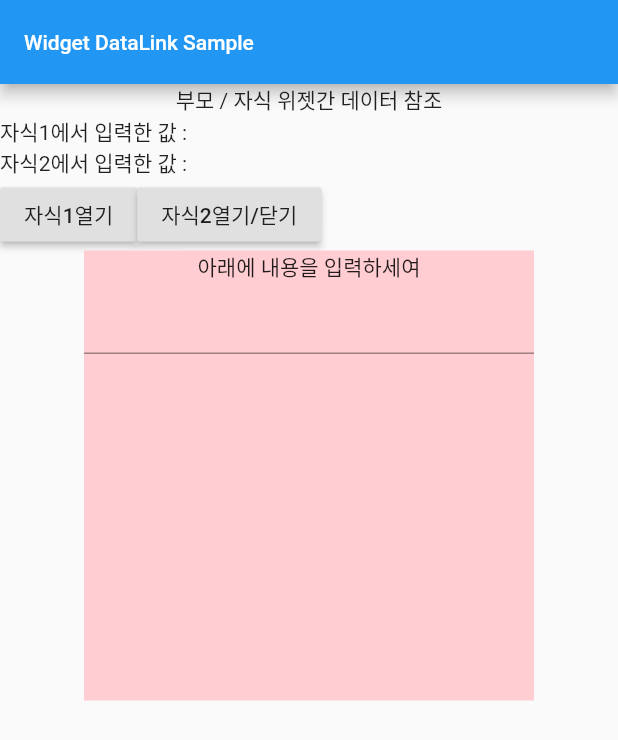
After one commit to baekhj/flutter_widget_sample, a Flutter app: the widgetDataLinkSample screen opened directly, after a tap on "자식2열기/닫기", on a phone screen of 412 x 824 dp. The commit adds this screen. Shown: the top 740 px of the screen. Run offline on Flutter 3.47's test engine with Material 2 defaults, Android fonts, the phone set to English and light mode, and no system bars; our stand-ins replace flutter_secure_storage, toast, tuple; missing offline and left inert: encrypt; accounts and stored records are empty.

Commit message:
WidgetDataLinkSample 자식/부모 위젯간 데이터 참조
Signed-off-by: baekhj <baekhj@arainhr.com>

```diff
--- /dev/null
+++ b/lib/SAMPLE/WIDGET/DATA/WidgetDataLinkSample.dart
@@ -0,0 +1,32 @@
+import 'package:flutter/material.dart';
+import 'package:flutter_widget_sample/SAMPLE/WIDGET/DATA/parentWidget.dart';
+
+class widgetDataLinkSample extends StatefulWidget {
+
+  final String title;
+  final Map<String, dynamic> data;
+
+  widgetDataLinkSample({this.title, this.data});
+
+  @override
+  _widgetDataLinkSampleState createState() => _widgetDataLinkSampleState();
+}
+
+class _widgetDataLinkSampleState extends State<widgetDataLinkSample> {
+  @override
+  Widget build(BuildContext context) {
+    return Scaffold(
+      appBar: AppBar(
+        title: Text(
+          widget.title,
+          style: TextStyle(
+            fontSize: 14,
+          ),
+        ),
+      ),
+      body: StatefulBuilder(
+        builder: (context, setState) => ParentWidget(title: widget.title, data: widget.data,),
+      ),
+    );
+  }
+}
--- /dev/null
+++ b/lib/SAMPLE/WIDGET/DATA/childWidget2.dart
@@ -0,0 +1,31 @@
+import 'package:flutter/material.dart';
+
+class childWidget2 extends StatefulWidget {
+
+  final Function callback;
+
+  const childWidget2({Key key, this.callback}) : super(key: key);
+
+  @override
+  _childWidget2State createState() => _childWidget2State();
+}
+
+class _childWidget2State extends State<childWidget2> {
+
+  @override
+  Widget build(BuildContext context) {
+    return Container(
+      width: 300,
+      height: 300,
+      color: Colors.red[100],
+      child: Column(
+        children: [
+          Text('아래에 내용을 입력하세여'),
+          TextField(
+            onChanged: (value) => widget.callback(value),
+          )
+        ]
+      ),
+    );
+  }
+}
--- /dev/null
+++ b/lib/SAMPLE/WIDGET/DATA/parentWidget.dart
@@ -0,0 +1,86 @@
+import 'package:flutter/material.dart';
+import 'package:flutter_widget_sample/SAMPLE/WIDGET/DATA/childWidget1.dart';
+import 'package:flutter_widget_sample/SAMPLE/WIDGET/DATA/childWidget2.dart';
+
+class ParentWidget extends StatefulWidget {
+
+  final String title;
+  final Map<String, dynamic> data;
+
+  const ParentWidget({Key key, this.title, this.data}) : super(key: key);
+
+  @override
+  _ParentWidgetState createState() => _ParentWidgetState();
+}
+
+class _ParentWidgetState extends State<ParentWidget> {
+  String _child1Text='';
+  String _child2Text='';
+  bool child2Open = false;
+
+  Function child1Return(String text){
+    setState(() {
+      _child1Text = text;
+    });
+  }
+  Function child2Return(String text){
+    setState(() {
+      _child2Text = text;
+    });
+  }
+
+  @override
+  Widget build(BuildContext context) {
+    return Container(
+      width: MediaQuery.of(context).size.width,
+      height: MediaQuery.of(context).size.height,
+      child: SingleChildScrollView(
+        child: Column(
+          children: [
+            Text('부모 / 자식 위젯간 데이터 참조'),
+            Row(
+              children: [
+                Text('자식1에서 입력한 값 : '),
+                Text(_child1Text),
+              ],
+            ),
+            Row(
+              children: [
+                Text('자식2에서 입력한 값 : '),
+                Text(_child2Text),
+              ],
+            ),
+            Row(
+              children: [
+                RaisedButton(
+                  onPressed: () {
+                    Navigator.push(context,
+                        MaterialPageRoute(
+                            builder: (context) => childWidget1(callback: child1Return,)
+                        )
+                    );
+                  },
+                  child: Text('자식1열기'),
+                ),
+                RaisedButton(
+                  onPressed: () {
+                    child2Open = !child2Open;
+                    setState(() {
+                    });
+                  },
+                  child: Text('자식2열기/닫기'),
+                ),
+              ],
+            ),
+            Visibility(
+              visible: child2Open,
+              child: StatefulBuilder(
+                builder: (context, setState) => childWidget2(callback: child2Return,),
+              ),
+            ),
+          ],
+        ),
+      ),
+    );
+  }
+}
--- a/lib/sampleList.dart
+++ b/lib/sampleList.dart
@@ -7,6 +7,7 @@ import 'package:flutter_widget_sample/SAMPLE/REST/restCallSample.dart';
 import 'package:flutter_widget_sample/SAMPLE/STORAGE/flutterSecureStorageSample.dart';
 import 'package:flutter_widget_sample/SAMPLE/SWIPE/swipeSample_list.dart';
 import 'package:flutter_widget_sample/SAMPLE/TEXT/TextWidget.dart';
+import 'package:flutter_widget_sample/SAMPLE/WIDGET/DATA/WidgetDataLinkSample.dart';
 
 class SampleList extends StatefulWidget {
   String title;
@@ -87,6 +88,10 @@ class _SampleListState extends State<SampleList> {
       RowData(
           info: 'Container Pop Sample (화면클릭시 위젯 닫기)',
           widget: containerPopSample(title: 'Container Pop Sample')
+      ),
+      RowData(
+          info: 'Widget DataLink Sample (위젯간 데이터 참조??연계??)',
+          widget: widgetDataLinkSample(title: 'Widget DataLink Sample')
       ),
 
     ];
```
Also changed, not shown: lib/SAMPLE/WIDGET/DATA/childWidget1.dart (added, +49 -0 lines), pubspec.lock, 1 other file.
